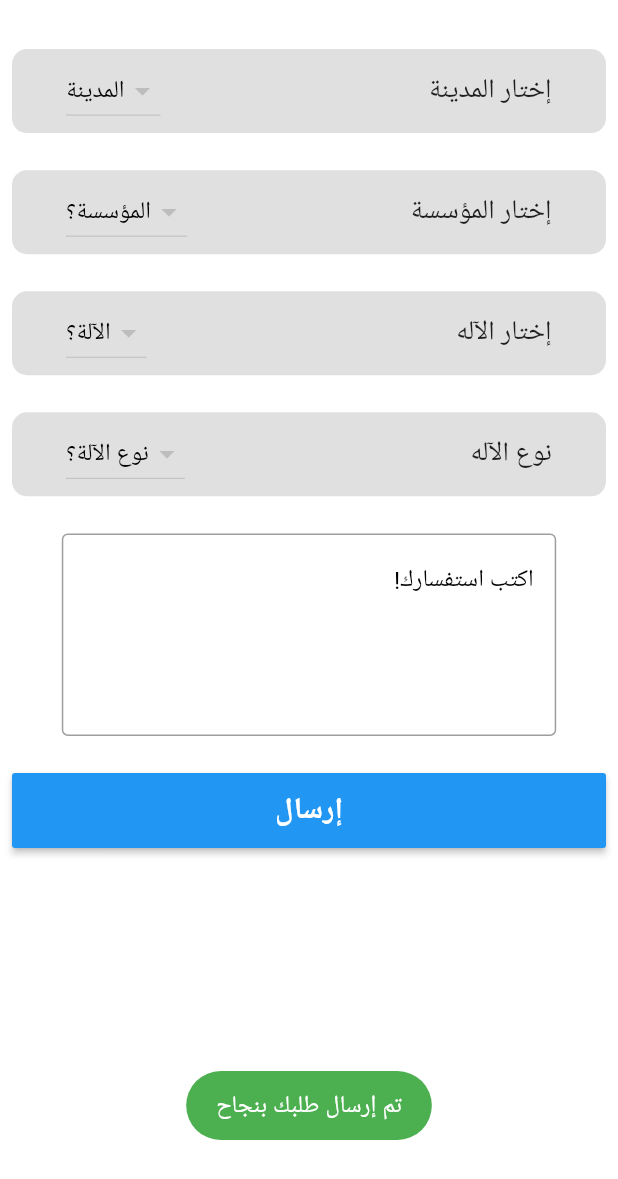
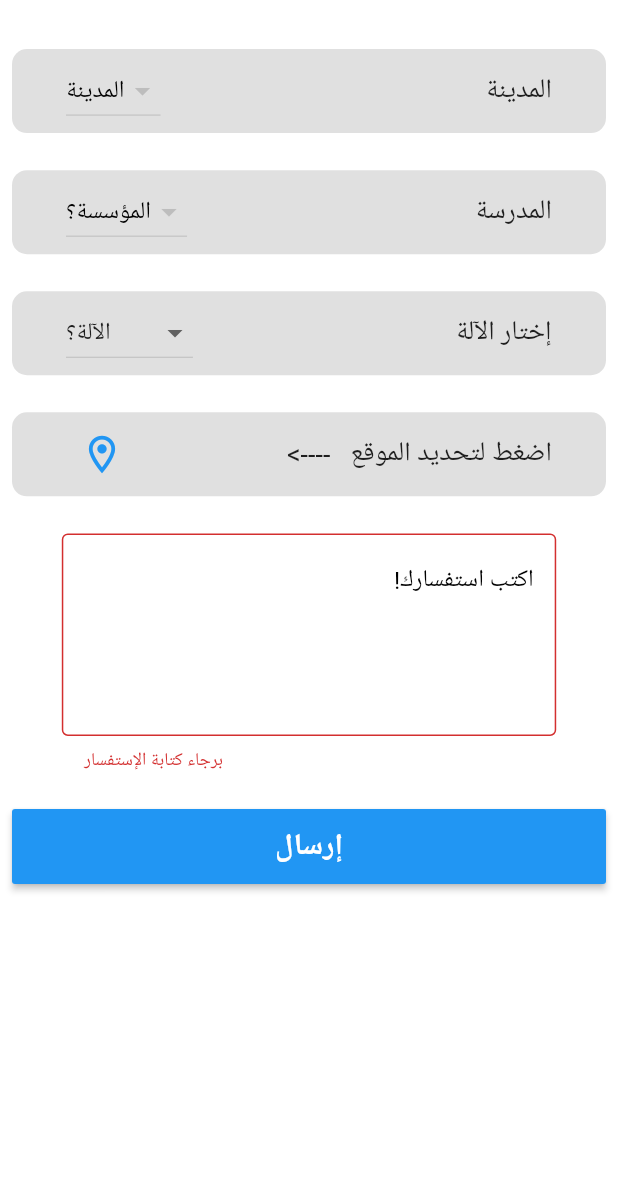
Before and after one commit to mohamedwagdy581/requests_to_maintenence, a Flutter app: the RequestOrderScreen widget shown alone on an empty page, opened directly, after a tap on "إرسال", on a phone screen of 412 x 824 dp. Shown: the top 1179 px of the screen. Run offline on Flutter 3.47's test engine with Material 2 defaults, Android fonts, the phone set to English and light mode, and no system bars; our stand-ins replace cloud_firestore, conditional_builder_null_safety, dio, firebase_auth, firebase_core, firebase_storage and 6 more; missing offline and left inert: whatsapp_unilink; accounts and stored records are empty; network calls fail.

Commit message:
lot of changes

```diff
--- a/lib/models/request_model.dart
+++ b/lib/models/request_model.dart
@@ -4,7 +4,8 @@ class RequestModel {
   late String companyName;
   late String school;
   late String machine;
-  late String machineType;
+  late double latitude;
+  late double longitude;
   late String consultation;
 
   RequestModel({
@@ -13,7 +14,8 @@ class RequestModel {
     required this.companyName,
     required this.school,
     required this.machine,
-    required this.machineType,
+    required this.latitude,
+    required this.longitude,
     required this.consultation,
   });
 
@@ -24,7 +26,8 @@ class RequestModel {
     'companyName' : companyName,
     'school' : school,
     'machine' : machine,
-    'machineType' : machineType,
+    'latitude' : latitude,
+    'longitude' : longitude,
     'consultation' : consultation,
   };
 
@@ -35,7 +38,8 @@ class RequestModel {
     companyName = json['companyName'];
     school = json['school'];
     machine = json['machine'];
-    machineType = json['machineType'];
+    latitude = json['latitude'];
+    longitude = json['longitude'];
     consultation = json['consultation'];
   }
 }
--- a/lib/modules/request_order/request_order_screen.dart
+++ b/lib/modules/request_order/request_order_screen.dart
@@ -2,6 +2,7 @@ import 'package:cloud_firestore/cloud_firestore.dart';
 import 'package:conditional_builder_null_safety/conditional_builder_null_safety.dart';
 import 'package:flutter/material.dart';
 import 'package:flutter_bloc/flutter_bloc.dart';
+import 'package:geolocator/geolocator.dart';
 
 import '../../shared/components/components.dart';
 import '../../shared/network/cubit/cubit.dart';
@@ -20,16 +21,36 @@ class _RequestOrderScreenState extends State<RequestOrderScreen> {
   String? selectedCity;
   String? selectedCompany;
 
-  String? selectedMachine;
+  int _machineValue = 0;
+  String selectedMachine = '';
+  var machines = <String>[
+    'الآلة؟',
+    'آلة تصوير',
+    'بروجيكتور',
+    'شاشة',
+  ];
+  var locationMessage = '';
+  double latitude = 0.0;
+  double longitude = 0.0;
 
+  void getCurrentLocation() async
+  {
+    LocationPermission permission;
+    permission = await Geolocator.requestPermission();
 
-  String? selectedMachineType;
-
+    var position = await Geolocator.getCurrentPosition(desiredAccuracy: LocationAccuracy.high);
+    var lastPosition = await Geolocator.getLastKnownPosition();
+    //print(lastPosition);
+    print('latitude : ${position.altitude}, Longtude: ${position.longitude}');
+    setState(() {
+      locationMessage = '${position.altitude}, ${position.longitude}';
+      latitude = position.latitude;
+      longitude = position.longitude;
+    });
+  }
 
   final GlobalKey<FormState> _formKey = GlobalKey<FormState>();
   var consultationController = TextEditingController();
-
-
 
   @override
   Widget build(BuildContext context) {
@@ -95,7 +116,7 @@ class _RequestOrderScreenState extends State<RequestOrderScreen> {
                       ),
                       child: ListTile(
                         trailing: const Text(
-                          'إختار المدينة',
+                          'المدينة',
                           style: TextStyle(
                             fontSize: 18.0,
                           ),
@@ -104,7 +125,8 @@ class _RequestOrderScreenState extends State<RequestOrderScreen> {
                           stream: FirebaseFirestore.instance
                               .collection('cities')
                               .snapshots(),
-                          builder: (context, AsyncSnapshot<QuerySnapshot> snapshot) {
+                          builder:
+                              (context, AsyncSnapshot<QuerySnapshot> snapshot) {
                             int i = 0;
                             if (!snapshot.hasData) {
                               return const Text('Loading');
@@ -150,7 +172,7 @@ class _RequestOrderScreenState extends State<RequestOrderScreen> {
                       ),
                       child: ListTile(
                         trailing: const Text(
-                          'إختار المؤسسة',
+                          'المدرسة',
                           style: TextStyle(
                             fontSize: 18.0,
                           ),
@@ -159,16 +181,19 @@ class _RequestOrderScreenState extends State<RequestOrderScreen> {
                           stream: FirebaseFirestore.instance
                               .collection('companies')
                               .snapshots(),
-                          builder: (context, AsyncSnapshot<QuerySnapshot> snapshot) {
+                          builder:
+                              (context, AsyncSnapshot<QuerySnapshot> snapshot) {
                             int i = 0;
                             if (!snapshot.hasData) {
                               return const Text('Loading');
                             } else {
-                              final List<DropdownMenuItem<String>> companies = [];
+                              final List<DropdownMenuItem<String>> companies =
+                                  [];
 
                               for (i = 0; i < snapshot.data!.docs.length; i++) {
                                 DocumentSnapshot snap = snapshot.data!.docs[i];
-                                Map company = snap.data() as Map<String, dynamic>;
+                                Map company =
+                                    snap.data() as Map<String, dynamic>;
                                 companies.add(
                                   DropdownMenuItem(
                                     value: company['companyName'],
@@ -195,7 +220,6 @@ class _RequestOrderScreenState extends State<RequestOrderScreen> {
                     SizedBox(
                       height: height * 0.03,
                     ),
-
                     // Machine ListTile with DropdownButton
                     Container(
                       padding: const EdgeInsets.symmetric(horizontal: 20.0),
@@ -205,54 +229,32 @@ class _RequestOrderScreenState extends State<RequestOrderScreen> {
                       ),
                       child: ListTile(
                         trailing: const Text(
-                          'إختار الآله',
+                          'إختار الآلة',
                           style: TextStyle(
                             fontSize: 18.0,
                           ),
                         ),
-                        leading: StreamBuilder<QuerySnapshot>(
-                          stream: FirebaseFirestore.instance
-                              .collection('machines')
-                              .snapshots(),
-                          builder: (context, AsyncSnapshot<QuerySnapshot> snapshot) {
-                            int i = 0;
-                            if (!snapshot.hasData) {
-                              return const Text('Loading');
-                            } else {
-                              final List<DropdownMenuItem<String>> machines = [];
-
-                              for (i = 0; i < snapshot.data!.docs.length; i++) {
-                                DocumentSnapshot snap = snapshot.data!.docs[i];
-                                Map machine = snap.data() as Map<String, dynamic>;
-                                machines.add(
-                                  DropdownMenuItem(
-                                    value: machine['machineName'],
-                                    child: Text(machine['machineName']),
-                                  ),
+                        leading: DropdownButton<String>(
+                          hint: const Text('الآلة'),
+                          value: machines[_machineValue],
+                          items: machines.map((String machine) {
+                            return DropdownMenuItem<String>(
+                              value: machine,
+                              child: Text(machine),
                             );
-                              }
-                              return DropdownButton(
-                                value: selectedMachine,
-                                //isExpanded: false,
-                                hint: const Text('الآلة؟'),
-                                items: machines,
+                          }).toList(),
                           onChanged: (value) {
                             setState(() {
-                                    selectedMachine = value;
+                              _machineValue = machines.indexOf(value!);
+                              selectedMachine = value.toString();
                             });
-                                },
-                              );
-                            }
                           },
                         ),
                       ),
                     ),
-                    SizedBox(
-                      height: height * 0.03,
-                    ),
 
                     // Machine Type ListTile with DropdownButton
-                    Container(
+                    /*Container(
                       padding: const EdgeInsets.symmetric(horizontal: 20.0),
                       decoration: BoxDecoration(
                         borderRadius: BorderRadius.circular(10.0),
@@ -301,6 +303,36 @@ class _RequestOrderScreenState extends State<RequestOrderScreen> {
                           },
                         ),
                       ),
+                    ),*/
+                    SizedBox(
+                      height: height * 0.03,
+                    ),
+                    Container(
+                      padding: const EdgeInsets.symmetric(horizontal: 20.0),
+                      decoration: BoxDecoration(
+                        borderRadius: BorderRadius.circular(10.0),
+                        color: Colors.grey[300],
+                      ),
+                      child: ListTile(
+                        trailing: const Text(
+                          '<----   اضغط لتحديد الموقع',
+                          style: TextStyle(
+                            fontSize: 18.0,
+                          ),
+                        ),
+                        leading: IconButton(
+                          onPressed: ()
+                          {
+                            getCurrentLocation();
+                            print(locationMessage);
+                          },
+                          icon: const Icon(
+                            Icons.location_on_outlined,
+                            color: Colors.blue,
+                            size: 30.0,
+                          ),
+                        ),
+                      ),
                     ),
                     SizedBox(
                       height: height * 0.03,
@@ -309,8 +341,14 @@ class _RequestOrderScreenState extends State<RequestOrderScreen> {
                     // Consultation TextField
                     SizedBox(
                       width: width * 0.8, //height: 350,
-                      child: TextField(
+                      child: TextFormField(
                         controller: consultationController,
+                        validator: (value) {
+                          if (value!.isEmpty) {
+                            return 'برجاء كتابة الإستفسار';
+                          }
+                          return null;
+                        },
                         textDirection: TextDirection.rtl,
                         maxLines: 5,
                         style: Theme.of(context).textTheme.subtitle1?.copyWith(
@@ -345,15 +383,23 @@ class _RequestOrderScreenState extends State<RequestOrderScreen> {
                           if (_formKey.currentState!.validate()) {
                             var city = selectedCity.toString();
                             var company = selectedCompany.toString();
-                            var machine = selectedMachine.toString();
-                            var machineType = selectedMachineType.toString();
+                            var machine = selectedMachine;
                             var consultation = consultationController.text;
 
+                            if (machine.isEmpty &&
+                                consultationController.text.isEmpty && latitude == 0.0 && longitude == 0.0) {
+                              return showToast(
+                                message:
+                                    'تأكد من تحديد موقعك وإختيار الألة وكتابة الإستفسار!',
+                                state: ToastStates.ERROR,
+                              );
+                            } else {
                               RequestCubit.get(context).userRequest(
                                 city: city.toString(),
                                 school: company.toString(),
                                 machine: machine.toString(),
-                              machineType: machineType.toString(),
+                                latitude: latitude,
+                                longitude: longitude,
                                 consultation: consultation.toString(),
                               );
                               consultationController.text = '';
@@ -361,6 +407,7 @@ class _RequestOrderScreenState extends State<RequestOrderScreen> {
                                 message: 'تم إرسال طلبك بنجاح',
                                 state: ToastStates.SUCCESS,
                               );
+                            }
                           }
                         },
                         text: 'إرسال',
--- a/lib/modules/request_order/requests_cubit/requests_cubit.dart
+++ b/lib/modules/request_order/requests_cubit/requests_cubit.dart
@@ -16,14 +16,15 @@ class RequestCubit extends Cubit<RequestStates>
         required String city,
         required String school,
         required String machine,
-        required String machineType,
+        required double latitude,
+        required double longitude,
         required String consultation,
       })
   {
     emit(RequestLoadingState());
     var companyName = FirebaseAuth.instance.currentUser?.displayName;
 
-    FirebaseFirestore.instance.collection('requests').doc().get().then((value)
+    FirebaseFirestore.instance.collection(city).doc(city).collection('requests').doc().get().then((value)
     {
 
       createUser(
@@ -31,8 +32,9 @@ class RequestCubit extends Cubit<RequestStates>
         companyName: companyName.toString(),
         school: school,
         machine: machine,
+        latitude: latitude,
+        longitude: longitude,
         uId: value.id.toString(),
-        machineType: machineType.toString(),
         consultation: consultation.toString(),
         //isEmailVerified: value.user!.emailVerified.toString(),
       );
@@ -48,8 +50,9 @@ class RequestCubit extends Cubit<RequestStates>
         required String companyName,
         required String school,
         required String machine,
+        required double latitude,
+        required double longitude,
         required String uId,
-        required String machineType,
         required String consultation,
       })
   {
@@ -59,15 +62,14 @@ class RequestCubit extends Cubit<RequestStates>
       companyName: companyName,
       school: school,
       machine: machine,
+      latitude: latitude,
+      longitude: longitude,
       uId: uId,
-      machineType: machineType,
       consultation: consultation,
     );
 
     FirebaseFirestore.instance
-        .collection('requests')
-        .doc(uId)
-        .set(model.toJson())
+        .collection(city).doc(city).collection('requests').doc().set(model.toJson())
         .then((value)
     {
       emit(CreateRequestSuccessState());
--- a/lib/splash_screen.dart
+++ b/lib/splash_screen.dart
@@ -32,6 +32,7 @@ class _SplashScreenState extends State<SplashScreen> {
           mainAxisAlignment: MainAxisAlignment.center,
           children: const [
             CircleAvatar(
+              backgroundColor: Colors.transparent,
               radius: 60,
               child: Image(
                 image: AssetImage(
--- a/pubspec.yaml
+++ b/pubspec.yaml
@@ -48,6 +48,8 @@ dependencies:
   image_picker: ^0.8.5+3
   path_provider: ^2.0.11
   url_launcher: ^6.1.5
+  geolocator: ^9.0.2
+
 
 
   # firebase
```
Also changed, not shown: pubspec.lock, 2 other files. Lines whose indentation alone changed are shown as unchanged.
